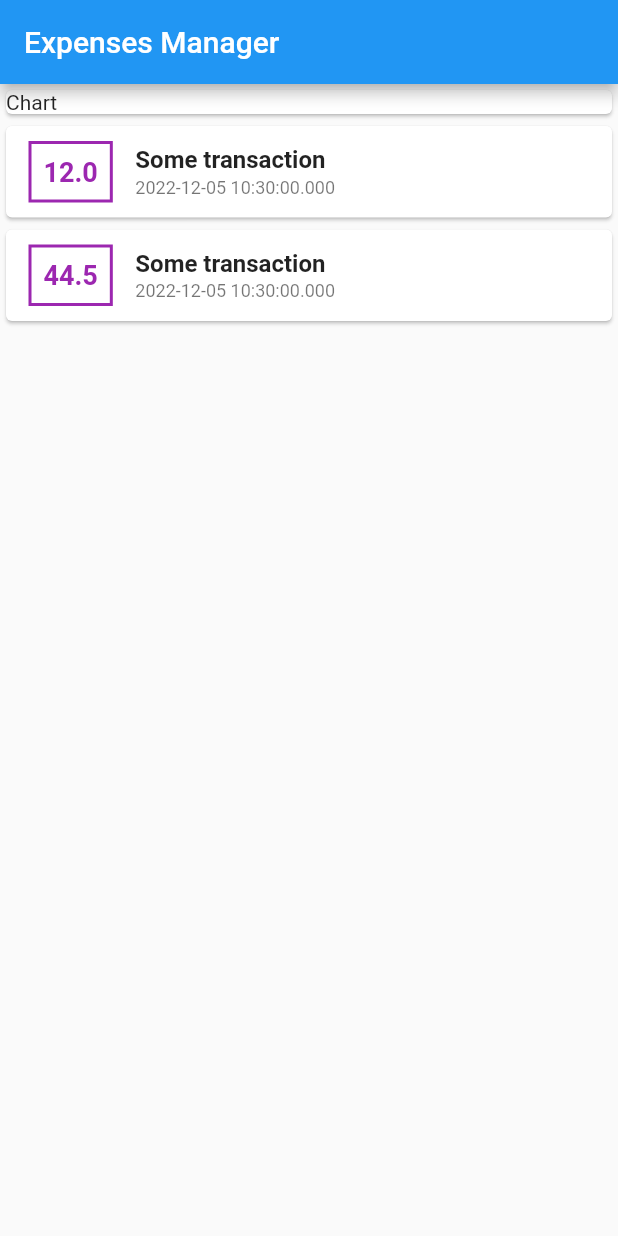
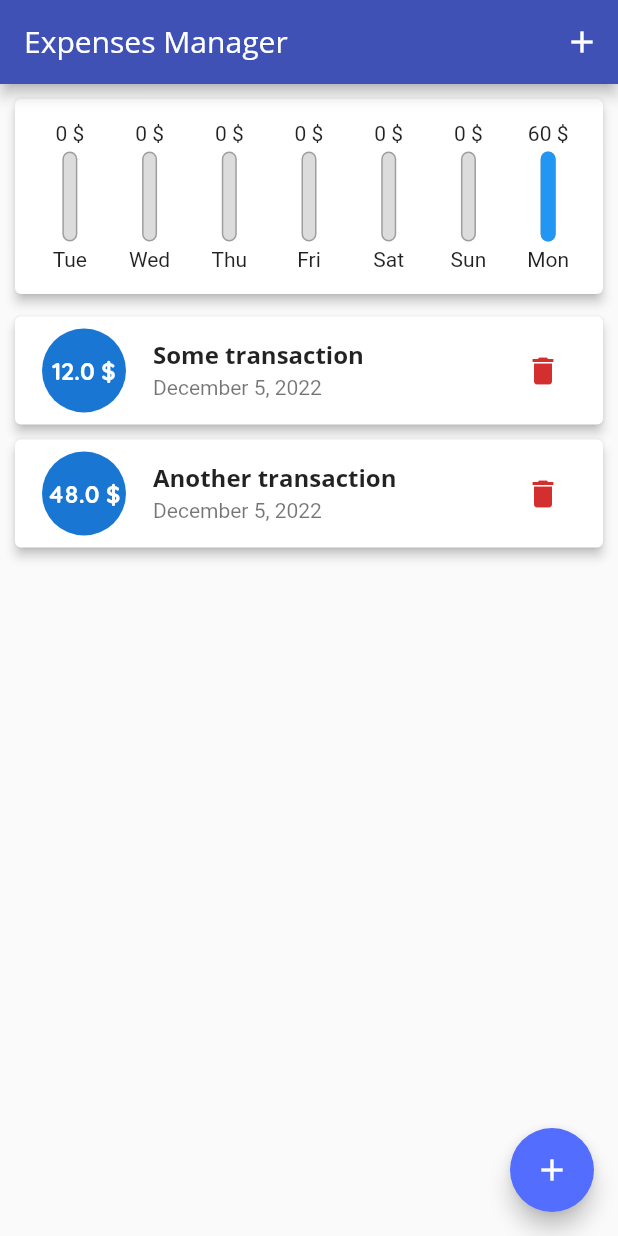
Before and after one commit to wr9dg17/expenses_manager_flutter, a Flutter app: the screen it shows after launch, on a phone screen of 412 x 824 dp. Run offline on Flutter 3.47's test engine with Material 2 defaults, Android fonts, the phone set to English and light mode, and no system bars.

Commit message:
Project finished

```diff
--- a/lib/main.dart
+++ b/lib/main.dart
@@ -1,9 +1,11 @@
 import 'package:flutter/material.dart';
+
 import 'package:expenses_manager_flutter/models/transaction.dart';
+import 'package:expenses_manager_flutter/widgets/chart.dart';
+import 'package:expenses_manager_flutter/widgets/transactions_list.dart';
+import 'package:expenses_manager_flutter/widgets/add_transaction.dart';
 
-void main() {
-  runApp(const MyApp());
-}
+void main() => runApp(const MyApp());
 
 class MyApp extends StatelessWidget {
   const MyApp({Key? key}) : super(key: key);
@@ -11,83 +13,116 @@ class MyApp extends StatelessWidget {
   @override
   Widget build(BuildContext context) {
     return MaterialApp(
-      title: 'Flutter App',
-      home: MyHomePage(),
+      title: 'Expenses Manager',
+      theme: ThemeData(
+        appBarTheme: const AppBarTheme(
+          titleTextStyle: TextStyle(
+            fontSize: 20.0,
+            fontFamily: 'OpenSans',
+          ),
+        ),
+        textTheme: ThemeData.light().textTheme.copyWith(
+              titleMedium: const TextStyle(
+                fontSize: 16.0,
+                fontFamily: 'OpenSans',
+                fontWeight: FontWeight.bold,
+              ),
+            ),
+        fontFamily: 'Quicksand',
+        colorScheme: ColorScheme.fromSwatch(primarySwatch: Colors.indigo)
+            .copyWith(secondary: Colors.indigoAccent),
+      ),
+      home: const MyHomePage(),
     );
   }
 }
 
-class MyHomePage extends StatelessWidget {
-  final List<Transaction> transactions = [
-    Transaction(id: '1', title: 'Some transaction', amount: 12.0, date: DateTime.now()),
-    Transaction(id: '2', title: 'Some transaction', amount: 44.50, date: DateTime.now()),
+class MyHomePage extends StatefulWidget {
+  const MyHomePage({Key? key}) : super(key: key);
+
+  @override
+  State<MyHomePage> createState() => _MyHomePageState();
+}
+
+class _MyHomePageState extends State<MyHomePage> {
+  final List<Transaction> _transactions = [
+    Transaction(
+      id: '1',
+      title: 'Some transaction',
+      amount: 12,
+      date: DateTime.now(),
+    ),
+    Transaction(
+      id: '2',
+      title: 'Another transaction',
+      amount: 48,
+      date: DateTime.now(),
+    ),
   ];
 
-  MyHomePage({Key? key}) : super(key: key);
+  List<Transaction> get _recentTransactions {
+    return _transactions.where((tx) {
+      return tx.date.isAfter(
+        DateTime.now().subtract(const Duration(days: 7)),
+      );
+    }).toList();
+  }
+
+  void _triggerAddTransaction(BuildContext context) {
+    showModalBottomSheet(
+      context: context,
+      builder: (modalContext) {
+        return AddTransaction(onAddTransaction: _addTransaction);
+      },
+    );
+  }
+
+  void _addTransaction(String title, double amount, DateTime date) {
+    setState(() {
+      _transactions.add(
+        Transaction(
+          id: DateTime.now().toString(),
+          title: title,
+          amount: amount,
+          date: date,
+        ),
+      );
+    });
+  }
+
+  void _deleteTransaction(int index) {
+    setState(() {
+      _transactions.removeAt(index);
+    });
+  }
 
   @override
   Widget build(BuildContext context) {
     return Scaffold(
       appBar: AppBar(
         title: const Text('Expenses Manager'),
-      ),
-      body: Column(
-        children:  [
-          const SizedBox(
-            width: double.infinity,
-            child: Card(
-              child: Text('Chart'),
-            ),
-          ),
-          Column(
-            children: transactions.map((tx) {
-              return Card(
-                child: Row(
-                  children: [
-                    Container(
-                      padding: const EdgeInsets.all(8.0),
-                      margin: const EdgeInsets.symmetric(vertical: 10, horizontal: 15),
-                      decoration: BoxDecoration(
-                        border: Border.all(
-                          color: Colors.purple,
-                          width: 2
-                        )
-                      ),
-                      child: Text(
-                        tx.amount.toString(),
-                        style: const TextStyle(
-                          fontSize: 18.0,
-                          fontWeight: FontWeight.bold,
-                          color: Colors.purple,
-                        ),
-                      ),
-                    ),
-                    Column(
-                      crossAxisAlignment: CrossAxisAlignment.start,
-                      children: [
-                        Text(
-                          tx.title,
-                          style: const TextStyle(
-                            fontSize: 16.0,
-                            fontWeight: FontWeight.bold,
-                          ),
-                        ),
-                        const SizedBox(height: 2),
-                        Text(
-                          tx.date.toString(),
-                          style: const TextStyle(
-                            fontSize: 12.0,
-                            color: Colors.black54,
-                          ),
-                        ),
-                      ],
-                    )
-                  ],
-                ),
-              );
-            }).toList(),
+        actions: [
+          IconButton(
+            onPressed: () => _triggerAddTransaction(context),
+            icon: const Icon(Icons.add),
           )
         ],
+      ),
+      body: Padding(
+        padding: const EdgeInsets.symmetric(horizontal: 10),
+        child: Column(
+          children: [
+            Chart(transactions: _recentTransactions),
+            TransactionsList(
+              transactions: _transactions,
+              onDeleteTransaction: _deleteTransaction,
+            ),
+          ],
+        ),
+      ),
+      floatingActionButton: FloatingActionButton(
+        onPressed: () => _triggerAddTransaction(context),
+        child: const Icon(Icons.add),
       ),
     );
   }
--- /dev/null
+++ b/lib/widgets/chart.dart
@@ -0,0 +1,63 @@
+import 'package:intl/intl.dart';
+import 'package:flutter/material.dart';
+
+import 'package:expenses_manager_flutter/models/transaction.dart';
+import 'package:expenses_manager_flutter/widgets/chart_bar.dart';
+
+class Chart extends StatelessWidget {
+  final List<Transaction> transactions;
+
+  const Chart({
+    Key? key,
+    required this.transactions,
+  }) : super(key: key);
+
+  List<Map<String, Object>> get groupedTransactionValues {
+    return List.generate(7, (index) {
+      final weekDay = DateTime.now().subtract(Duration(days: index));
+      var total = 0.0;
+
+      for (var i = 0; i < transactions.length; i++) {
+        if (transactions[i].date.day == weekDay.day &&
+            transactions[i].date.month == weekDay.month &&
+            transactions[i].date.year == weekDay.year) {
+          total += transactions[i].amount;
+        }
+      }
+
+      return {'day': DateFormat.E().format(weekDay), 'amount': total};
+    }).reversed.toList();
+  }
+
+  double get totalSpending {
+    return groupedTransactionValues.fold(0.0, (previousValue, element) {
+      return previousValue + (element['amount'] as double);
+    });
+  }
+
+  @override
+  Widget build(BuildContext context) {
+    return Card(
+      elevation: 3,
+      margin: const EdgeInsets.symmetric(vertical: 10),
+      child: Padding(
+        padding: const EdgeInsets.symmetric(vertical: 15, horizontal: 10),
+        child: Row(
+          mainAxisAlignment: MainAxisAlignment.spaceAround,
+          children: groupedTransactionValues.map((tx) {
+            return Flexible(
+              fit: FlexFit.tight,
+              child: ChartBar(
+                label: tx['day'] as String,
+                amount: tx['amount'] as double,
+                amountPercentOfTotal: totalSpending == 0
+                    ? 0
+                    : (tx['amount'] as double) / totalSpending,
+              ),
+            );
+          }).toList(),
+        ),
+      ),
+    );
+  }
+}
--- /dev/null
+++ b/lib/widgets/chart_bar.dart
@@ -0,0 +1,58 @@
+import 'package:flutter/material.dart';
+
+class ChartBar extends StatelessWidget {
+  final String label;
+  final double amount;
+  final double amountPercentOfTotal;
+
+  const ChartBar({
+    Key? key,
+    required this.label,
+    required this.amount,
+    required this.amountPercentOfTotal,
+  }) : super(key: key);
+
+  @override
+  Widget build(BuildContext context) {
+    return Column(
+      children: [
+        SizedBox(
+          height: 16,
+          child: FittedBox(
+            child: Text('${amount.toStringAsFixed(0)} \$'),
+          ),
+        ),
+        const SizedBox(height: 4),
+        SizedBox(
+          height: 60,
+          width: 10,
+          child: Stack(
+            children: [
+              Container(
+                decoration: BoxDecoration(
+                  border: Border.all(
+                    color: Colors.grey,
+                    width: 1,
+                  ),
+                  color: const Color.fromRGBO(220, 220, 220, 1),
+                  borderRadius: BorderRadius.circular(10),
+                ),
+              ),
+              FractionallySizedBox(
+                heightFactor: amountPercentOfTotal,
+                child: Container(
+                  decoration: BoxDecoration(
+                    color: Theme.of(context).primaryColor,
+                    borderRadius: BorderRadius.circular(10),
+                  ),
+                ),
+              ),
+            ],
+          ),
+        ),
+        const SizedBox(height: 4),
+        Text(label),
+      ],
+    );
+  }
+}
--- /dev/null
+++ b/lib/widgets/transactions_list.dart
@@ -0,0 +1,64 @@
+import 'package:intl/intl.dart';
+import 'package:flutter/material.dart';
+
+import 'package:expenses_manager_flutter/models/transaction.dart';
+import 'package:expenses_manager_flutter/widgets/empty.dart';
+
+class TransactionsList extends StatelessWidget {
+  final List<Transaction> transactions;
+  final Function onDeleteTransaction;
+
+  const TransactionsList({
+    Key? key,
+    required this.transactions,
+    required this.onDeleteTransaction,
+  }) : super(key: key);
+
+  @override
+  Widget build(BuildContext context) {
+    return SizedBox(
+      height: 300,
+      child: transactions.isEmpty
+          ? const Empty(title: 'No transactions added yet')
+          : ListView.builder(
+              itemBuilder: (context, index) {
+                return Card(
+                  elevation: 3,
+                  margin: const EdgeInsets.symmetric(vertical: 5),
+                  child: ListTile(
+                    leading: CircleAvatar(
+                      radius: 30,
+                      child: Padding(
+                        padding: const EdgeInsets.all(5),
+                        child: FittedBox(
+                          child: Text(
+                            '${transactions[index].amount.toStringAsFixed(1)} \$',
+                            style: const TextStyle(
+                              fontWeight: FontWeight.bold,
+                            ),
+                          ),
+                        ),
+                      ),
+                    ),
+                    title: Text(
+                      transactions[index].title,
+                      style: Theme.of(context).textTheme.titleMedium,
+                    ),
+                    subtitle: Text(
+                      DateFormat.yMMMMd().format(transactions[index].date),
+                    ),
+                    trailing: IconButton(
+                      icon: const Icon(Icons.delete),
+                      color: Theme.of(context).errorColor,
+                      onPressed: () {
+                        onDeleteTransaction(index);
+                      },
+                    ),
+                  ),
+                );
+              },
+              itemCount: transactions.length,
+            ),
+    );
+  }
+}
```
Also changed, not shown: lib/widgets/add_transaction.dart (added, +96 -0 lines), lib/widgets/empty.dart (added, +33 -0 lines), pubspec.yaml (+15 -15 lines), assets/fonts/OpenSans-Bold.ttf (added), assets/fonts/OpenSans-Regular.ttf (added), assets/fonts/Quicksand-Bold.ttf (added), assets/fonts/Quicksand-Light.ttf (added), assets/fonts/Quicksand-Medium.ttf (added), assets/fonts/Quicksand-Regular.ttf (added), assets/images/waiting.png (added), pubspec.lock.
